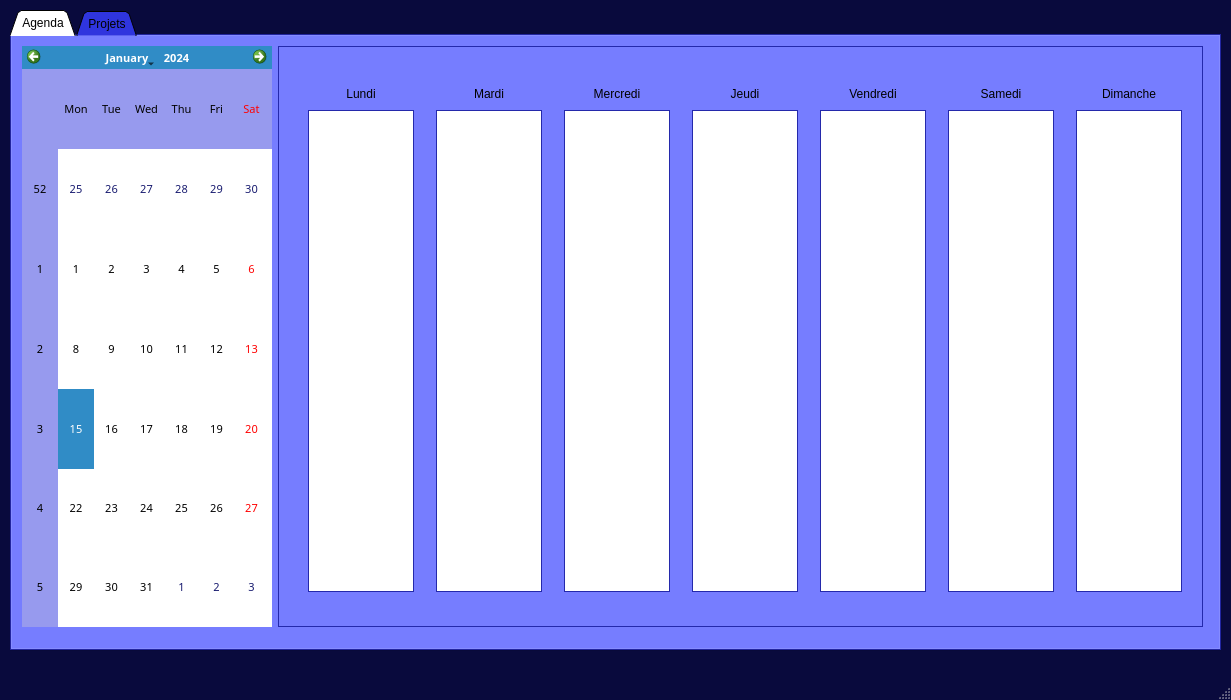
Above: src/mainwindow.ui from sowlosc/ProjectCalendar before the change. Below: the same form after it.
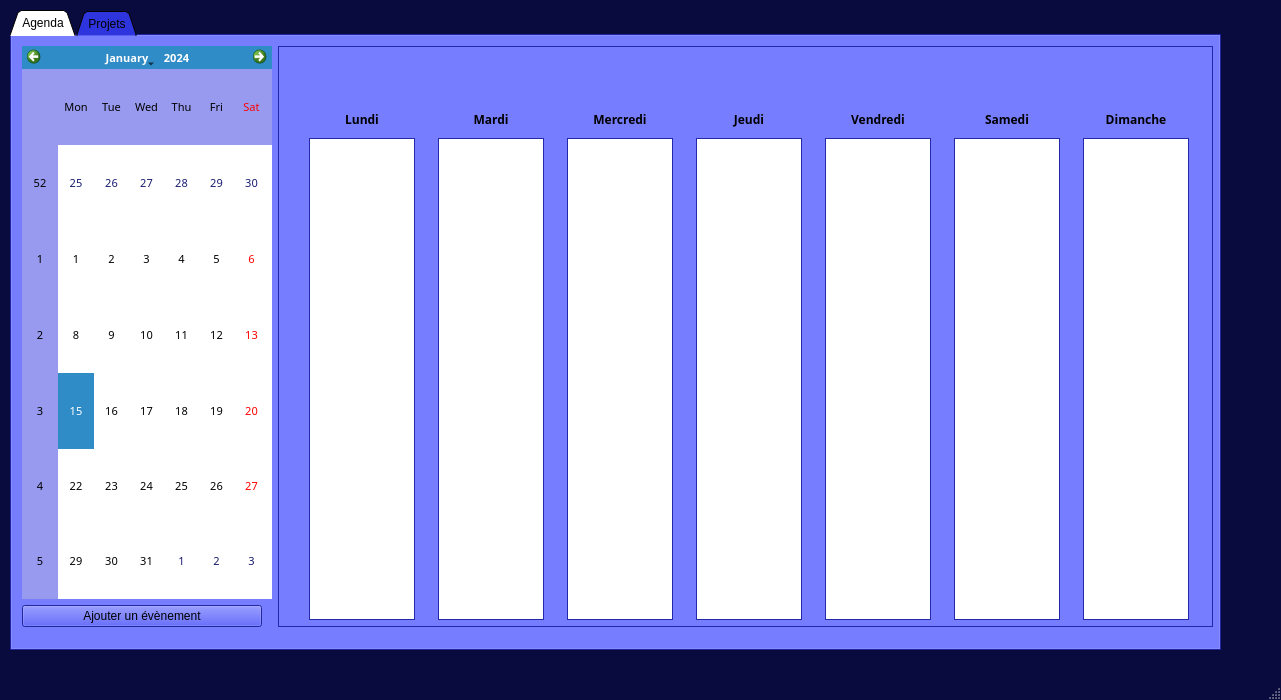
That is the form after the change.

What changed in the file:
```diff
--- a/src/mainwindow.ui
+++ b/src/mainwindow.ui
@@ -6,7 +6,7 @@
    <rect>
     <x>0</x>
     <y>0</y>
-    <width>1231</width>
+    <width>1281</width>
     <height>700</height>
    </rect>
   </property>
@@ -898,13 +898,21 @@
        <rect>
         <x>10</x>
         <y>10</y>
-        <width>1181</width>
+        <width>1191</width>
         <height>581</height>
        </rect>
       </property>
       <layout class="QHBoxLayout" name="horizontalLayout_semaine">
        <property name="sizeConstraint">
-        <enum>QLayout::SetDefaultConstraint</enum>
+        <enum>QLayout::SetNoConstraint</enum>
+       </property>
+       <property name="leftMargin">
+        <number>0</number>
+       </property>
+       <item>
+        <layout class="QVBoxLayout" name="verticalLayout_11">
+         <property name="sizeConstraint">
+          <enum>QLayout::SetMinimumSize</enum>
        </property>
        <item>
         <widget class="QCalendarWidget" name="calendarWidget">
@@ -945,20 +953,65 @@
         </widget>
        </item>
        <item>
+          <widget class="QPushButton" name="pushButton_ajouter_evenement">
+           <property name="sizePolicy">
+            <sizepolicy hsizetype="Fixed" vsizetype="Fixed">
+             <horstretch>0</horstretch>
+             <verstretch>0</verstretch>
+            </sizepolicy>
+           </property>
+           <property name="minimumSize">
+            <size>
+             <width>240</width>
+             <height>0</height>
+            </size>
+           </property>
+           <property name="maximumSize">
+            <size>
+             <width>200</width>
+             <height>16777215</height>
+            </size>
+           </property>
+           <property name="text">
+            <string>Ajouter un évènement</string>
+           </property>
+           <property name="autoDefault">
+            <bool>false</bool>
+           </property>
+           <property name="default">
+            <bool>false</bool>
+           </property>
+           <property name="flat">
+            <bool>false</bool>
+           </property>
+          </widget>
+         </item>
+        </layout>
+       </item>
+       <item>
         <widget class="QFrame" name="frame">
+         <property name="minimumSize">
+          <size>
+           <width>800</width>
+           <height>0</height>
+          </size>
+         </property>
          <property name="frameShape">
           <enum>QFrame::StyledPanel</enum>
          </property>
          <property name="frameShadow">
           <enum>QFrame::Raised</enum>
          </property>
+         <property name="lineWidth">
+          <number>1</number>
+         </property>
          <widget class="QWidget" name="horizontalLayoutWidget_2">
           <property name="geometry">
            <rect>
             <x>20</x>
-            <y>10</y>
-            <width>893</width>
-            <height>536</height>
+            <y>30</y>
+            <width>901</width>
+            <height>544</height>
            </rect>
           </property>
           <layout class="QHBoxLayout" name="horizontalLayout_3">
@@ -984,8 +1037,10 @@
               <widget class="QLabel" name="label_2">
                <property name="font">
                 <font>
-                 <family>Ubuntu</family>
+                 <family>Saab</family>
+                 <weight>75</weight>
                  <italic>false</italic>
+                 <bold>true</bold>
                 </font>
                </property>
                <property name="text">
@@ -1065,6 +1120,13 @@
              </item>
              <item>
               <widget class="QLabel" name="label_3">
+               <property name="font">
+                <font>
+                 <family>Saab</family>
+                 <weight>75</weight>
+                 <bold>true</bold>
+                </font>
+               </property>
                <property name="text">
                 <string>Mardi</string>
                </property>
@@ -1121,6 +1183,13 @@
              </item>
              <item>
               <widget class="QLabel" name="label_4">
+               <property name="font">
+                <font>
+                 <family>Saab</family>
+                 <weight>75</weight>
+                 <bold>true</bold>
+                </font>
+               </property>
                <property name="text">
                 <string>Mercredi</string>
                </property>
@@ -1177,6 +1246,13 @@
              </item>
              <item>
               <widget class="QLabel" name="label_5">
+               <property name="font">
+                <font>
+                 <family>Saab</family>
+                 <weight>75</weight>
+                 <bold>true</bold>
+                </font>
+               </property>
                <property name="text">
                 <string>Jeudi</string>
                </property>
@@ -1233,6 +1309,13 @@
              </item>
              <item>
               <widget class="QLabel" name="label_6">
+               <property name="font">
+                <font>
+                 <family>Saab</family>
+                 <weight>75</weight>
+                 <bold>true</bold>
+                </font>
+               </property>
                <property name="text">
                 <string>Vendredi</string>
                </property>
@@ -1289,6 +1372,13 @@
              </item>
              <item>
               <widget class="QLabel" name="label_7">
+               <property name="font">
+                <font>
+                 <family>Saab</family>
+                 <weight>75</weight>
+                 <bold>true</bold>
+                </font>
+               </property>
                <property name="text">
                 <string>Samedi</string>
                </property>
@@ -1345,6 +1435,13 @@
              </item>
              <item>
               <widget class="QLabel" name="label_8">
+               <property name="font">
+                <font>
+                 <family>Saab</family>
+                 <weight>75</weight>
+                 <bold>true</bold>
+                </font>
+               </property>
                <property name="text">
                 <string>Dimanche</string>
                </property>
```
Left out of the diff: 8 changed lines with no effect on the pictures. Lines whose indentation alone changed are shown as unchanged.
